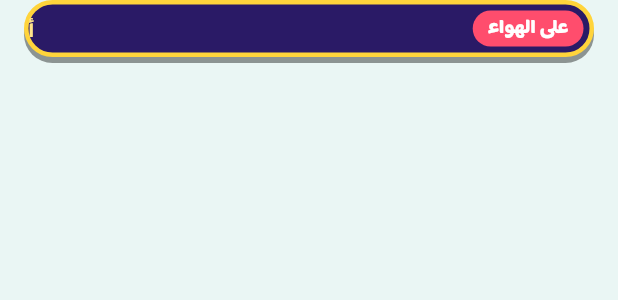
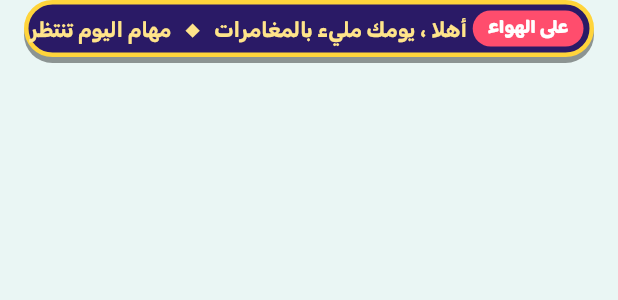
Before and after one commit to ayattla/rawdah-android, a Flutter app: the _Ticker widget shown alone on an empty page, opened directly with empty values, on a phone screen of 412 x 824 dp. Shown: the top 300 px of the screen. Run offline on Flutter 3.47's test engine with Material 3 defaults, Android fonts, the phone set to English and light mode, and no system bars; our stand-ins replace cloud_firestore, connectivity_plus, firebase_auth, firebase_core, flutter_riverpod, flutter_secure_storage and 5 more; missing offline and left inert: flame; accounts and stored records are empty.

Commit message:
شريط على الهواء يظهر ثابتا من بدايته عند إيقاف الحركة
Co-Authored-By: Claude Opus 5.5 <noreply@anthropic.com>
Claude-Session: https://claude.ai/code/session_01AFT4sY5B4Y3sTVydasHjK6

```diff
--- a/lib/features/home/presentation/home_screen.dart
+++ b/lib/features/home/presentation/home_screen.dart
@@ -730,10 +730,10 @@ class _TickerState extends State<_Ticker> with SingleTickerProviderStateMixin {
               child: LayoutBuilder(builder: (context, box) {
                 return AnimatedBuilder(
                   animation: _c,
-                  builder: (_, child) => Transform.translate(offset: Offset((_c.value * 2 - 1) * box.maxWidth * 1.6, 0), child: child),
+                  builder: (_, child) => Transform.translate(offset: Offset(_c.isAnimating ? (_c.value * 2 - 1) * box.maxWidth * 1.6 : 0, 0), child: child),
                   child: OverflowBox(
                     maxWidth: double.infinity,
-                    alignment: Alignment.center,
+                    alignment: _c.isAnimating ? Alignment.center : AlignmentDirectional.centerStart,
                     child: Text(msgs, maxLines: 1, softWrap: false, style: RT.body(14, color: const Color(0xFFFFE48A), weight: FontWeight.w700)),
                   ),
                 );
```
